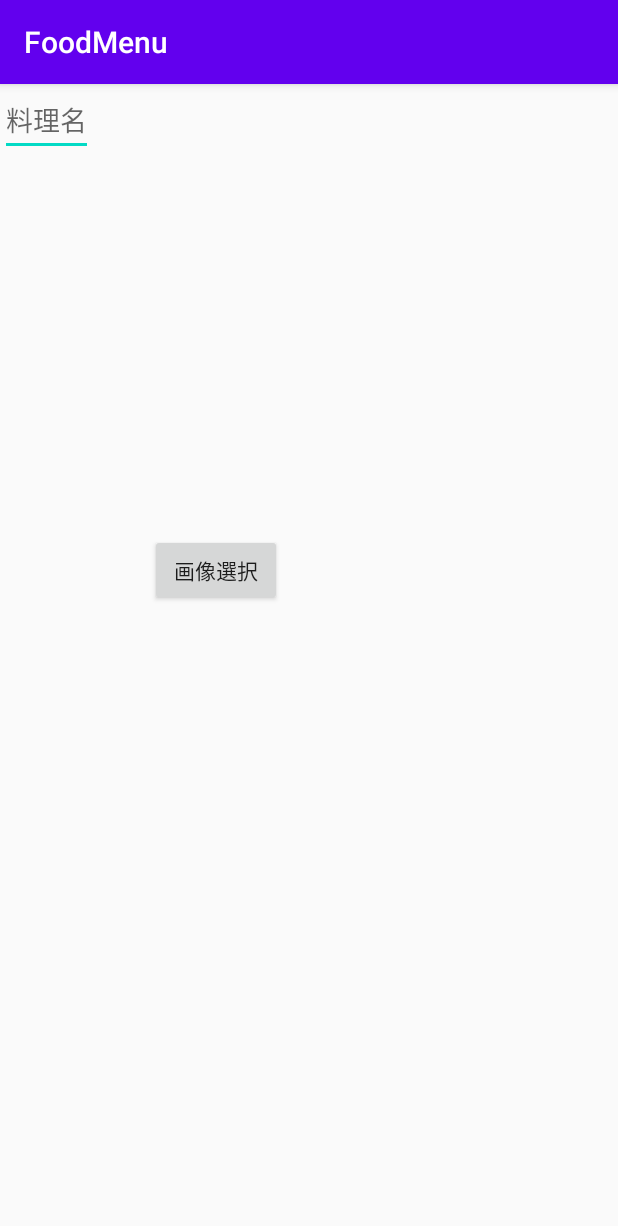
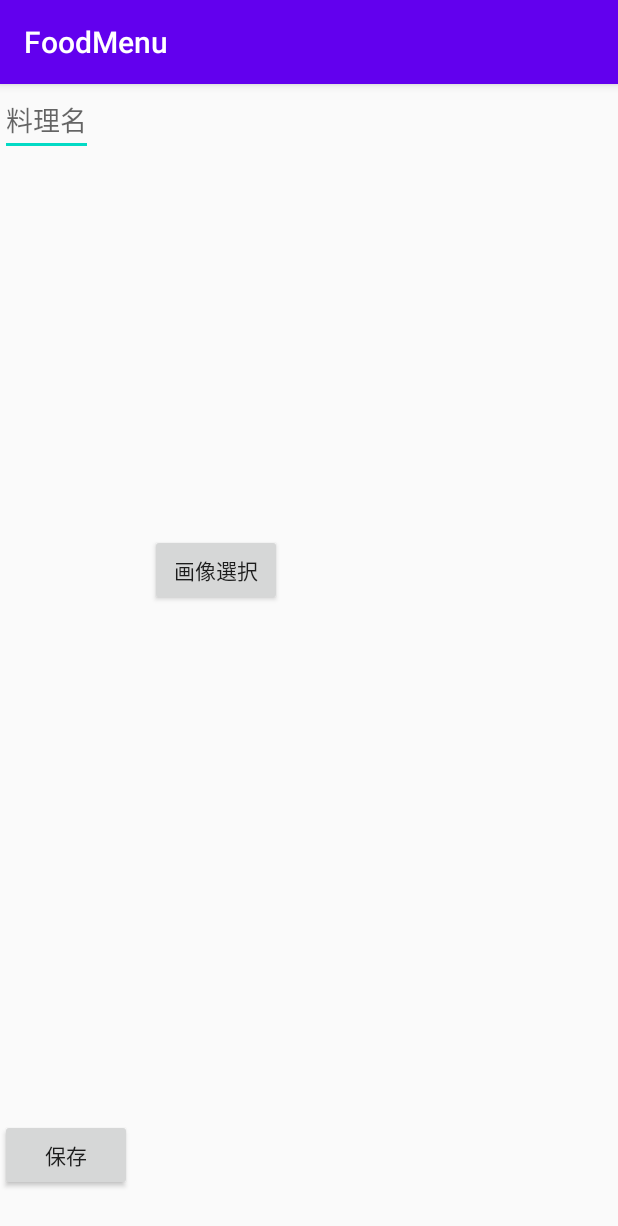
Before and after one commit to enyayoshiki/FoodMenu-android, an Android app: the EditActivity screen opened directly, with no data from a screen before it, after a tap on "画像選択", on a phone screen of 412 x 824 dp. Shown: the top 1226 px of the screen. Run offline under Robolectric (Android 15) with nearby library versions, the phone set to English and light mode, and no system bars; our stand-ins replace Picasso; libraries missing offline, so code that uses them is left out: io.realm, io.realm.kotlin; 1 statement that could not run was skipped.

Commit message:
4/26 23:02

```diff
--- a/app/src/main/java/com/example/foodmenu/EditActivity.kt
+++ b/app/src/main/java/com/example/foodmenu/EditActivity.kt
@@ -3,19 +3,22 @@ package com.example.foodmenu
 import android.content.Intent
 import android.graphics.Bitmap
 import android.graphics.BitmapFactory
+import android.net.Uri
 import androidx.appcompat.app.AppCompatActivity
 import android.os.Bundle
 import android.widget.ImageView
 import android.widget.Toast
-import com.bumptech.glide.load.resource.bitmap.GlideBitmapDrawable
+import com.squareup.picasso.Picasso
 import io.realm.Realm
+import io.realm.kotlin.createObject
+import io.realm.kotlin.where
 import kotlinx.android.synthetic.main.activity_edit.*
-import java.io.ByteArrayOutputStream
+
 
 class EditActivity : AppCompatActivity() {
     private lateinit var realm: Realm
-
-
+    var foodName = ""
+    var foodImage = ""
 
     override fun onCreate(savedInstanceState: Bundle?) {
         super.onCreate(savedInstanceState)
@@ -25,16 +28,21 @@ class EditActivity : AppCompatActivity() {
         selectImageBtn.setOnClickListener {
             selectPhoto()
         }
+
+        saveBtn.setOnClickListener {
+            foodName = nameEdit.text.toString()
+            foodImage = selectPhoto().toString()
+
+            realm.executeTransaction{
+                val maxId = realm.where<FoodMenu>().max("id")
+                val nextId = (maxId?.toLong() ?: 0L) + 1L
+                val foodMenu = realm.createObject<FoodMenu>(nextId)
+                foodMenu.name = foodName
+                foodMenu.image = foodImage
+            }
+            Toast.makeText(applicationContext,"保存しました",Toast.LENGTH_SHORT).show()
+        }
     }
-         /* 画像データをByteArrayに変換する
-
-        fun createImageData() : ByteArray {
-            val bitmap = (imageEdit.drawable as GlideBitmapDrawable).bitmap
-            val baos = ByteArrayOutputStream()
-            bitmap.compress(Bitmap.CompressFormat.PNG, 100, baos)
-            val imageByteArray = baos.toByteArray()
-            return imageByteArray
-        }*/
 
      private fun selectPhoto() {
         val intent = Intent(Intent.ACTION_OPEN_DOCUMENT).apply {
@@ -47,17 +55,16 @@ class EditActivity : AppCompatActivity() {
 
     override fun onActivityResult(requestCode: Int, resultCode: Int, resultData: Intent?) {
         super.onActivityResult(requestCode, resultCode, resultData)
+
         if (resultCode != RESULT_OK) {
             return
         }
         when (requestCode) {
             READ_REQUEST_CODE -> {
                 try {
-                    resultData?.data?.also { uri ->
-                        val inputStream = contentResolver?.openInputStream(uri)
-                        val image = BitmapFactory.decodeStream(inputStream)
-                        val imageView = findViewById<ImageView>(R.id.imageEdit)
-                        imageView.setImageBitmap(image)
+                    resultData?.data?.also {
+                        Picasso.get().load(it).into(imageEdit)
+                        foodImage = resultData?.data.toString()
                     }
                 } catch (e: Exception) {
                     Toast.makeText(this, "エラーが発生しました", Toast.LENGTH_LONG).show()
@@ -65,7 +72,6 @@ class EditActivity : AppCompatActivity() {
             }
         }
     }
-
     companion object {
         private const val READ_REQUEST_CODE: Int = 42
     }
--- a/app/src/main/java/com/example/foodmenu/FoodMenu.kt
+++ b/app/src/main/java/com/example/foodmenu/FoodMenu.kt
@@ -5,9 +5,9 @@ import io.realm.RealmObject
 import io.realm.annotations.PrimaryKey
 import java.util.*
 
-class FoodMenu : RealmObject() {
+open class FoodMenu : RealmObject() {
     @PrimaryKey
     var id: Long = 0
-    var name : Long = 0L
-    var image: ByteArray? = null
+    var name : String = ""
+    var image: String = ""
 }
--- a/app/src/main/res/layout/activity_edit.xml
+++ b/app/src/main/res/layout/activity_edit.xml
@@ -12,7 +12,7 @@
         app:layout_constraintTop_toTopOf="parent"
         app:layout_constraintLeft_toLeftOf="parent"
         android:hint="@string/name_hint"
-        ></EditText>
+        />
     <ImageView
         android:id="@+id/imageEdit"
         android:layout_width="200dp"
@@ -21,7 +21,7 @@
         app:layout_constraintLeft_toLeftOf="parent"
         android:layout_marginTop="100dp"
         android:layout_marginLeft="100dp"
-        ></ImageView>
+        />
     <Button
         android:id="@+id/selectImageBtn"
         android:layout_width="wrap_content"
@@ -29,7 +29,19 @@
         app:layout_constraintTop_toBottomOf="@id/imageEdit"
         app:layout_constraintLeft_toLeftOf="@id/imageEdit"
         android:text="@string/selectimage_text"
-        ></Button>
+        />
+    <Button
+        android:id="@+id/saveBtn"
+        android:layout_width="wrap_content"
+        android:layout_height="wrap_content"
+        android:text="@string/save_text"
+        android:layout_marginBottom="30dp"
+        app:layout_constraintBottom_toBottomOf="parent"
+        app:layout_constraintLeft_toLeftOf="parent"
+        />
+
+
+
 
 
 </androidx.constraintlayout.widget.ConstraintLayout>
--- a/app/src/main/res/layout/constrain.xml
+++ b/app/src/main/res/layout/constrain.xml
@@ -6,7 +6,7 @@
     android:layout_height="match_parent">
 
     <androidx.recyclerview.widget.RecyclerView
-        android:id="@+id/racyclerView"
+        android:id="@+id/recyclerView"
         android:layout_width="match_parent"
         android:layout_height="match_parent"
         tools:layout_editor_absoluteX="1dp"
--- a/app/src/main/res/layout/one_result.xml
+++ b/app/src/main/res/layout/one_result.xml
@@ -8,13 +8,16 @@
         android:id="@+id/resultImage"
         android:layout_width="100dp"
         android:layout_height="100dp"
+        app:layout_constraintStart_toStartOf="parent"
         app:layout_constraintTop_toTopOf="parent"
-        app:layout_constraintRight_toLeftOf="parent"
         ></ImageView>
+
+
     <TextView
         android:id="@+id/resultName"
         android:layout_width="wrap_content"
         android:layout_height="wrap_content"
+        android:layout_marginTop="100dp"
         app:layout_constraintLeft_toRightOf="@id/resultImage"
         app:layout_constraintTop_toBottomOf="@id/resultImage"
         ></TextView>
--- a/app/src/main/res/values/strings.xml
+++ b/app/src/main/res/values/strings.xml
@@ -2,4 +2,5 @@
     <string name="app_name">FoodMenu</string>
     <string name="name_hint">料理名</string>
     <string name="selectimage_text">画像選択</string>
+    <string name="save_text">保存</string>
 </resources>
```
Also changed, not shown: app/build.gradle (+1 -9 lines), app/src/main/java/com/example/foodmenu/CustomRecyclerViewAdapter.kt (added, +30 -0 lines), app/src/main/java/com/example/foodmenu/MainActivity.kt (+22 -0 lines), app/src/main/java/com/example/foodmenu/ViewHolder.kt (+2 -7 lines).
